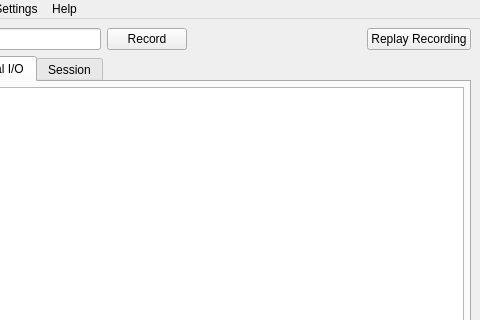
This is XSeriesTestTool/gui/analyzer.ui in nevtum/XSeriesTestTool as Qt 5 draws it before an edit; both pictures show x 90 to 570 and y 0 to 320 of the 570 by 475 pixel window. The edited form follows.
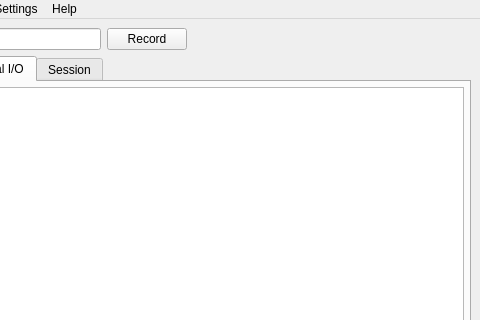
This is the edited form.

Commit message: removing unused replay functionality

```diff
--- a/XSeriesTestTool/gui/analyzer.ui
+++ b/XSeriesTestTool/gui/analyzer.ui
@@ -75,13 +75,6 @@
         </property>
        </spacer>
       </item>
-      <item>
-       <widget class="QPushButton" name="btnReplay">
-        <property name="text">
-         <string>Replay Recording</string>
-        </property>
-       </widget>
-      </item>
      </layout>
     </item>
     <item>
```
Left out of the diff: 2 changed lines with no effect on the pictures. The commit also changes 2 other files.
